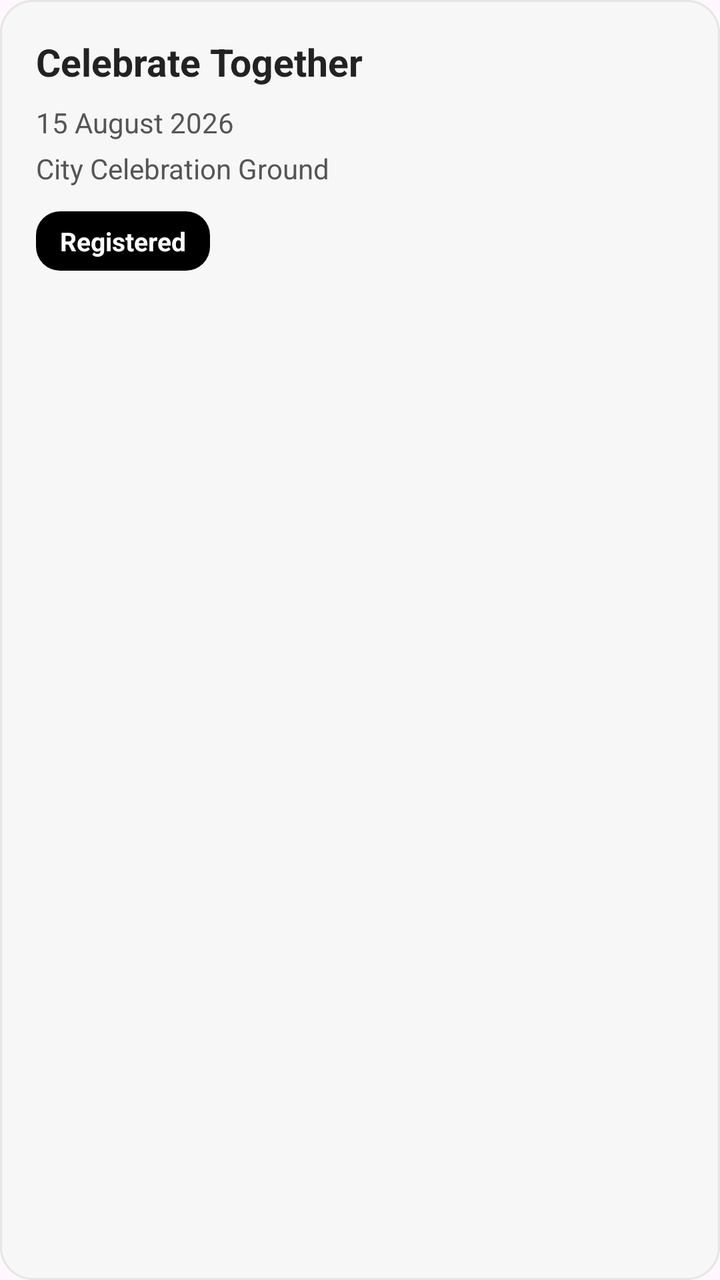
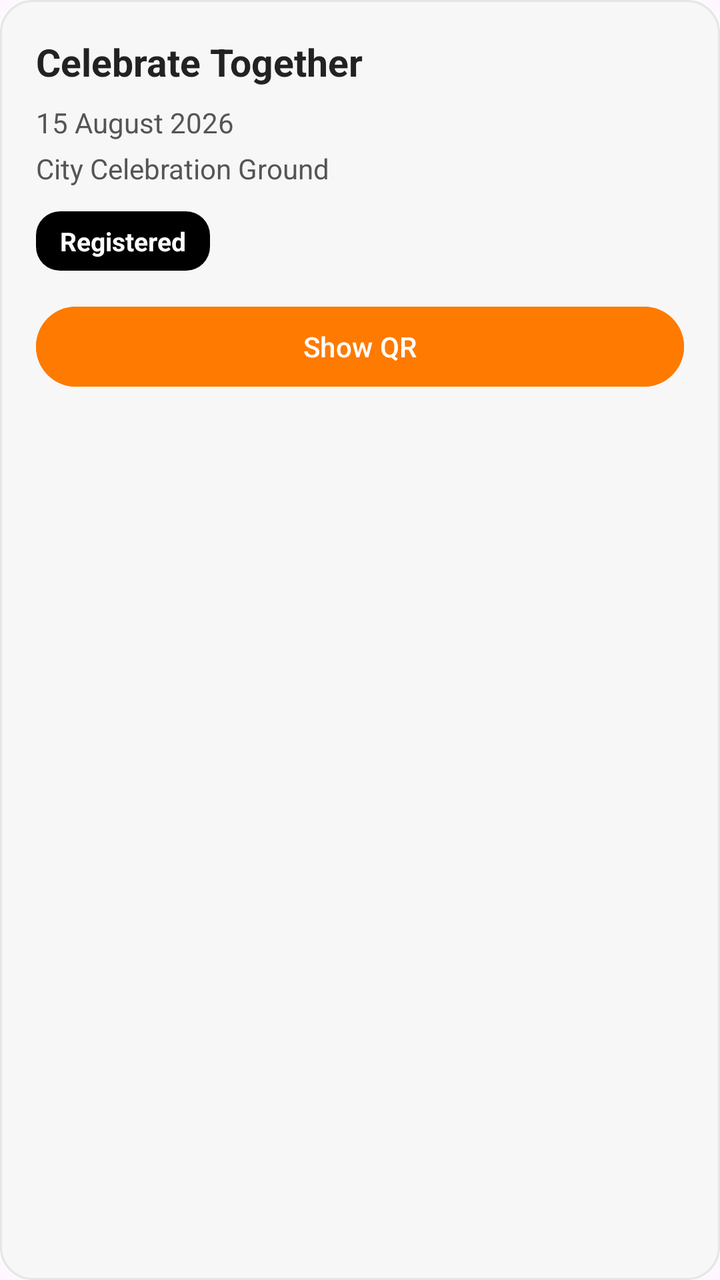

Screens rendered from an Android XML layout before and after an edit, with the pre-edit source and the edit as a unified diff.
<!-- AndroidManifest.xml: application theme Theme.Festive_hub -->
<!-- res/layout/item_registered_event.xml -->
<?xml version="1.0" encoding="utf-8"?>
<LinearLayout
    xmlns:android="http://schemas.android.com/apk/res/android"
    android:layout_width="match_parent"
    android:layout_height="wrap_content"
    android:orientation="vertical"
    android:padding="18dp"
    android:layout_marginBottom="14dp"
    android:background="@drawable/bg_card">

    <TextView
        android:id="@+id/tvEventName"
        android:layout_width="match_parent"
        android:layout_height="wrap_content"
        android:text="Celebrate Together"
        android:textColor="#222222"
        android:textSize="19sp"
        android:textStyle="bold" />

    <TextView
        android:id="@+id/tvEventDate"
        android:layout_width="match_parent"
        android:layout_height="wrap_content"
        android:layout_marginTop="8dp"
        android:text="15 August 2026"
        android:textColor="#555555"
        android:textSize="14sp" />

    <TextView
        android:id="@+id/tvEventLocation"
        android:layout_width="match_parent"
        android:layout_height="wrap_content"
        android:layout_marginTop="4dp"
        android:text="City Celebration Ground"
        android:textColor="#555555"
        android:textSize="14sp" />

    <TextView
        android:id="@+id/tvStatus"
        android:layout_width="wrap_content"
        android:layout_height="wrap_content"
        android:layout_marginTop="12dp"
        android:paddingStart="12dp"
        android:paddingEnd="12dp"
        android:paddingTop="6dp"
        android:paddingBottom="6dp"
        android:text="Registered"
        android:textColor="#FFFFFF"
        android:textSize="13sp"
        android:textStyle="bold"
        android:background="@drawable/bg_primary_button" />

</LinearLayout>
<!-- resources referenced by this layout -->
<resources>
  <!-- drawable bg_card (drawable) -->
  <?xml version="1.0" encoding="utf-8"?>
  <shape xmlns:android="http://schemas.android.com/apk/res/android"
      android:shape="rectangle">
  
      <solid android:color="#F7F7F7"/>
  
      <stroke
          android:width="1dp"
          android:color="#E5E5E5"/>
  
      <corners android:radius="16dp"/>
  
  </shape>
  <!-- drawable bg_primary_button (drawable) -->
  <?xml version="1.0" encoding="utf-8"?>
  <selector xmlns:android="http://schemas.android.com/apk/res/android">
  
      <item android:state_pressed="true">
          <shape android:shape="rectangle">
              <solid android:color="#333333"/>
              <corners android:radius="12dp"/>
          </shape>
      </item>
  
      <item>
          <shape android:shape="rectangle">
              <solid android:color="#000000"/>
              <corners android:radius="12dp"/>
          </shape>
      </item>
  
  </selector>
  <style name="Theme.Festive_hub" parent="Base.Theme.Festive_hub" />
  <style name="Base.Theme.Festive_hub" parent="Theme.Material3.DayNight.NoActionBar">
          
          
      </style>
</resources>

<!-- the commit's change to res/layout/item_registered_event.xml (unified diff, before → after) -->
@@ -50,4 +50,14 @@
         android:textStyle="bold"
         android:background="@drawable/bg_primary_button" />
 
+    <Button
+        android:id="@+id/btnShowQr"
+        android:layout_width="match_parent"
+        android:layout_height="wrap_content"
+        android:layout_marginTop="14dp"
+        android:text="Show QR"
+        android:textAllCaps="false"
+        android:textColor="@android:color/white"
+        android:backgroundTint="#FF7A00" />
+
 </LinearLayout>
